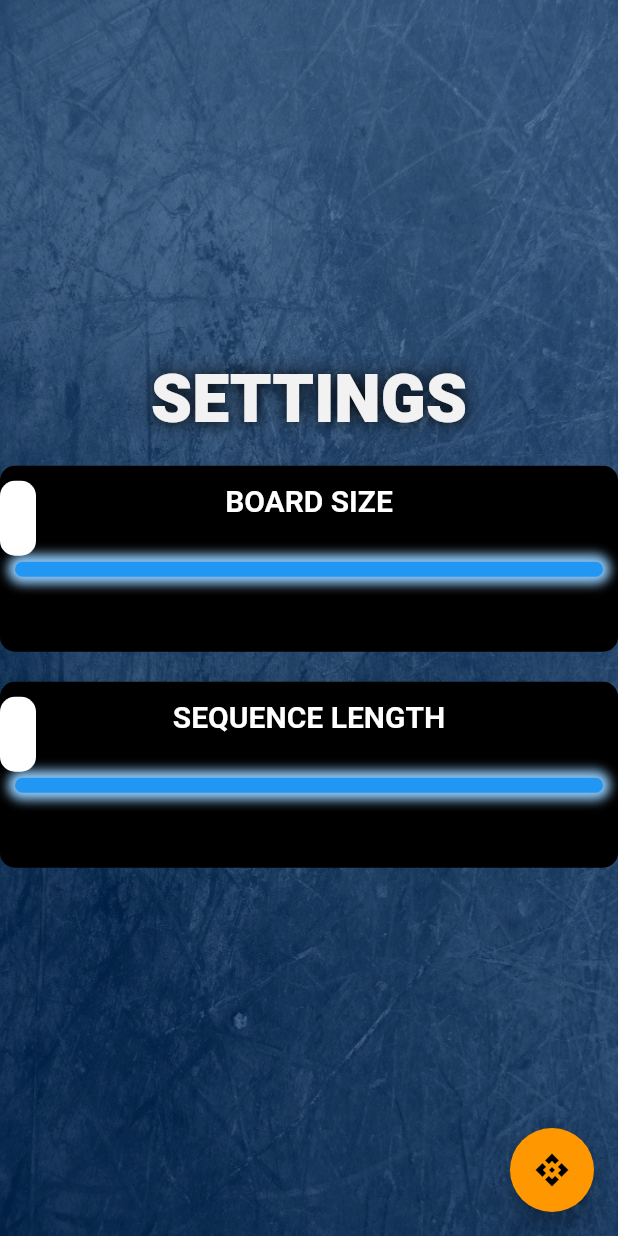
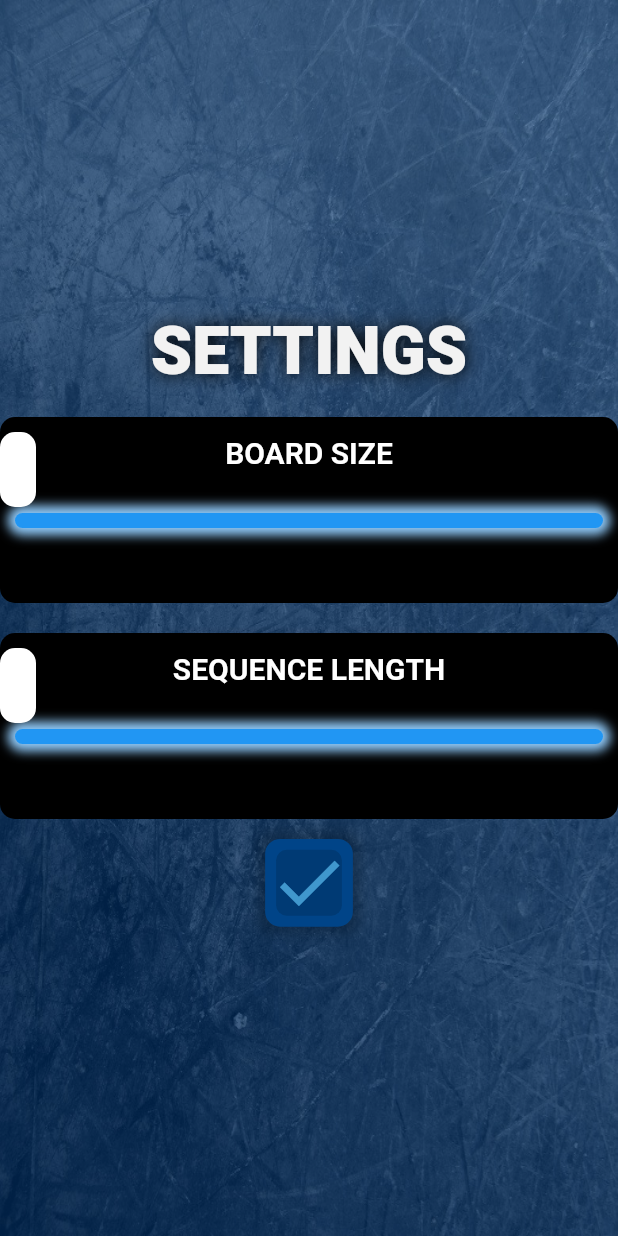
Before and after one commit to b0rgbart3/LightBurst2, a Flutter app: the SettingsEditor screen opened directly, on a phone screen of 412 x 824 dp. Run offline on Flutter 3.47's test engine with Material 2 defaults, Android fonts, the phone set to English and light mode, and no system bars; our stand-ins replace hexcolor.

Commit message:
adding navbutton to settings editor page

```diff
--- a/lib/pages/settingseditor.dart
+++ b/lib/pages/settingseditor.dart
@@ -1,6 +1,8 @@
 import '../components/interface.dart';
 import 'package:flutter/material.dart';
 import '../components/interface.dart';
+import '../components/navbutton.dart';
+import 'package:hexcolor/hexcolor.dart';
 
 class SettingsEditor extends StatefulWidget {
   SettingsEditor({Key key, this.title}) : super(key: key);
@@ -100,14 +102,19 @@ Padding(
                         TitleText("SETTINGS"),
                         boardSizeSetting(),
                         sequenceLengthSetting(),
+                        NavButton(null,_submitSettings,"",
+                            Icon(Icons.done, size: 54.0, color: HexColor("#aa60c6f9")), 65.0, 65.0),
                       ],
                     )))
           ])
-        ]),
-        floatingActionButton: FloatingActionButton(
-          onPressed: _submitSettings,
-          tooltip: 'Increment',
-          child: Icon(Icons.api),
-        ));
+        ,
+
+                  ]),
+        // floatingActionButton: FloatingActionButton(
+        //   onPressed: _submitSettings,
+        //   tooltip: 'Increment',
+        //   child: Icon(Icons.api),
+        // )
+      );
   }
 }
```
